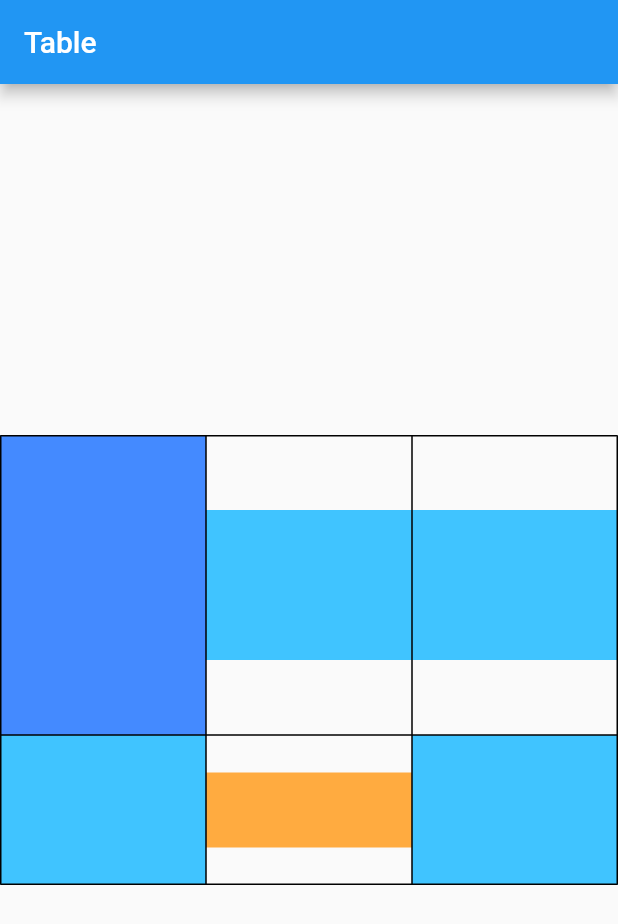
After one commit to nobushiueshi/flutter_widget_of_the_week, a Flutter app: the SamplePage010 screen opened directly, on a phone screen of 412 x 824 dp. The commit adds this screen. Shown: the top 924 px of the screen. Run offline on Flutter 3.47's test engine with Material 2 defaults, Android fonts, the phone set to English and light mode, and no system bars.

Commit message:
#010 Tableを追加

```diff
--- /dev/null
+++ b/lib/presentation/pages/sample010/sample_page_010.dart
@@ -0,0 +1,80 @@
+import 'package:flutter/cupertino.dart';
+import 'package:flutter/material.dart';
+
+class SamplePage010 extends StatelessWidget {
+  const SamplePage010({
+    Key? key,
+  }) : super(key: key);
+
+  @override
+  Widget build(BuildContext context) {
+    return Scaffold(
+      appBar: AppBar(
+        title: const Text('Table'),
+      ),
+      body: SafeArea(
+        child: Center(
+          child: Table(
+            border: TableBorder.all(),
+            defaultVerticalAlignment: TableCellVerticalAlignment.middle,
+            children: const [
+              TableRow(
+                children: [
+                  _SamplePage010WideWidget(),
+                  _SamplePage010MediumWidget(),
+                  _SamplePage010MediumWidget(),
+                ],
+              ),
+              TableRow(
+                children: [
+                  _SamplePage010MediumWidget(),
+                  _SamplePage010NarrowWidget(),
+                  _SamplePage010MediumWidget(),
+                ],
+              ),
+            ],
+          ),
+        ),
+      ),
+    );
+  }
+}
+
+class _SamplePage010WideWidget extends StatelessWidget {
+  const _SamplePage010WideWidget();
+
+  @override
+  Widget build(BuildContext context) {
+    return Container(
+      width: 100,
+      height: 200,
+      color: Colors.blueAccent,
+    );
+  }
+}
+
+class _SamplePage010MediumWidget extends StatelessWidget {
+  const _SamplePage010MediumWidget();
+
+  @override
+  Widget build(BuildContext context) {
+    return Container(
+      width: 100,
+      height: 100,
+      color: Colors.lightBlueAccent,
+    );
+  }
+}
+
+class _SamplePage010NarrowWidget extends StatelessWidget {
+  const _SamplePage010NarrowWidget();
+
+  @override
+  Widget build(BuildContext context) {
+    return Container(
+      width: 100,
+      height: 50,
+      color: Colors.orangeAccent,
+    );
+  }
+}
--- a/lib/presentation/pages/sample_page_list.dart
+++ b/lib/presentation/pages/sample_page_list.dart
@@ -8,6 +8,7 @@ import 'package:flutter_widget_of_the_week/presentation/pages/sample000/sample_p
 import 'package:flutter_widget_of_the_week/presentation/pages/sample000/sample_page_007.dart';
 import 'package:flutter_widget_of_the_week/presentation/pages/sample000/sample_page_008.dart';
 import 'package:flutter_widget_of_the_week/presentation/pages/sample000/sample_page_009.dart';
+import 'package:flutter_widget_of_the_week/presentation/pages/sample010/sample_page_010.dart';
 
 class SamplePageData {
   SamplePageData({
@@ -20,6 +21,7 @@ class SamplePageData {
 }
 
 final samplePageDataList = <SamplePageData>[
+  SamplePageData(name: '#10 Table', widget: const SamplePage010()),
   SamplePageData(name: '#9 PageView', widget: const SamplePage009()),
   SamplePageData(
       name: '#8 FloatingActionButton', widget: const SamplePage008()),
```
Also changed, not shown: 1 other file.
